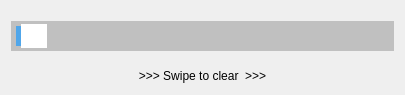
This is dialogclean.ui in lh11117/LemonxNote as Qt 5 draws it before an edit. The edited form follows.
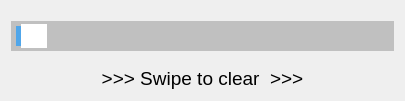
This is the edited form.

What changed in the file:
```diff
--- a/dialogclean.ui
+++ b/dialogclean.ui
@@ -19,7 +19,7 @@
      <item row="1" column="0">
       <widget class="QLabel" name="label">
        <property name="styleSheet">
-        <string notr="true">font: 14pt &quot;黑体&quot;;</string>
+        <string notr="true">font: 14pt;</string>
        </property>
        <property name="text">
         <string>&gt;&gt;&gt; Swipe to clear  &gt;&gt;&gt;</string>
```
